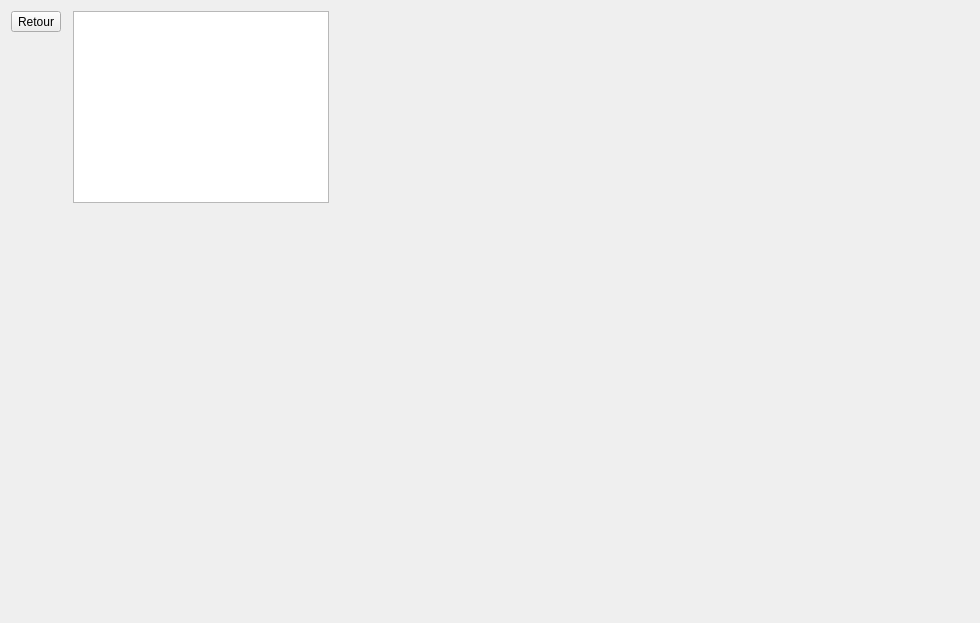
This is Auto_Ecole/examen/examen.ui in AmineHouari98/auto_Ecole as Qt 5 draws it before an edit. The edited form follows.
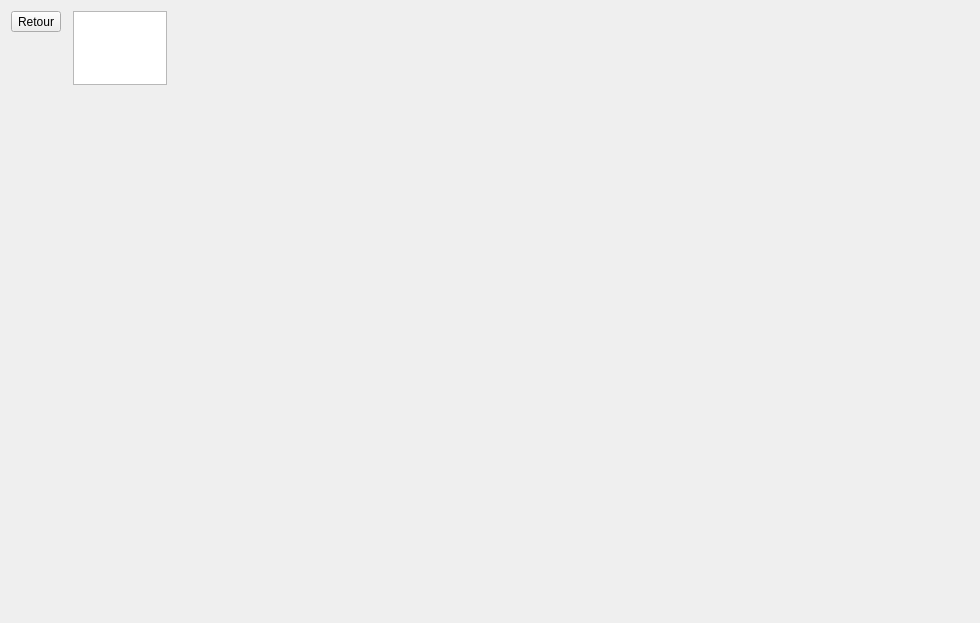
This is the edited form. The open tabs and pages were chosen to show the change. Icons and pictures are not drawn. Custom widgets are drawn as their Qt base class.

Diff of the .ui file:
```diff
--- a/Auto_Ecole/examen/examen.ui
+++ b/Auto_Ecole/examen/examen.ui
@@ -49,7 +49,15 @@
         <number>1</number>
        </property>
        <widget class="QWidget" name="page">
-        <widget class="QWidget" name="">
+        <widget class="QWidget" name="layoutWidget">
+         <property name="geometry">
+          <rect>
+           <x>0</x>
+           <y>0</y>
+           <width>100</width>
+           <height>74</height>
+          </rect>
+         </property>
          <layout class="QVBoxLayout" name="verticalLayout_19">
           <item>
            <layout class="QHBoxLayout" name="horizontalLayout">
```
Left out of the diff: 4 changed lines with no effect on the pictures.
